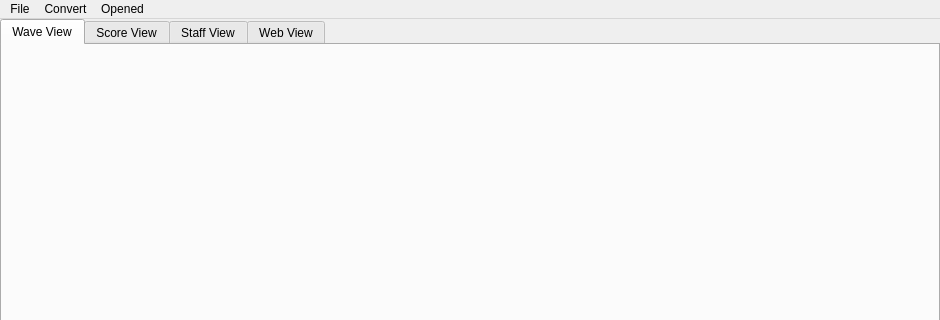
Above: qswindow.ui from scoreur/QS before the change; both pictures show x 0 to 940 and y 0 to 320 of the 940 by 525 pixel window. Below: the same form after it.
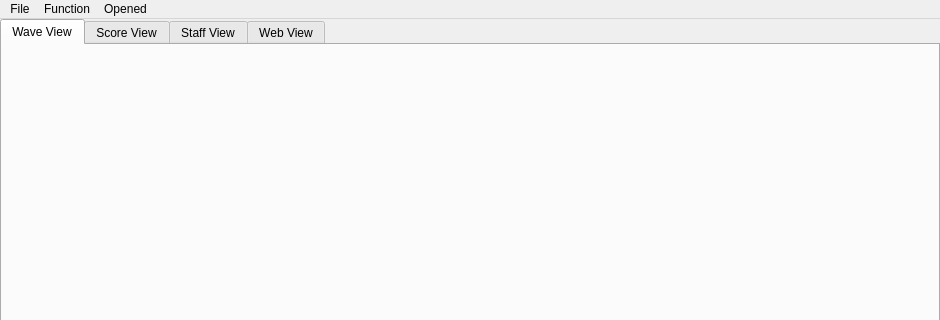
That is the form after the change. The open tabs and pages were chosen to show the change.

```diff
--- a/qswindow.ui
+++ b/qswindow.ui
@@ -160,9 +160,9 @@
     <addaction name="separator"/>
     <addaction name="actionClose"/>
    </widget>
-   <widget class="QMenu" name="menuConvert">
+   <widget class="QMenu" name="menuFunction">
     <property name="title">
-     <string>Convert</string>
+     <string>Function</string>
     </property>
     <addaction name="actionShow_specturm"/>
     <addaction name="separator"/>
@@ -179,7 +179,7 @@
     <addaction name="separator"/>
    </widget>
    <addaction name="menuQS"/>
-   <addaction name="menuConvert"/>
+   <addaction name="menuFunction"/>
    <addaction name="menuOpened"/>
   </widget>
   <widget class="QStatusBar" name="statusBar">
```
Left out of the diff: 8 changed lines with no effect on the pictures.
